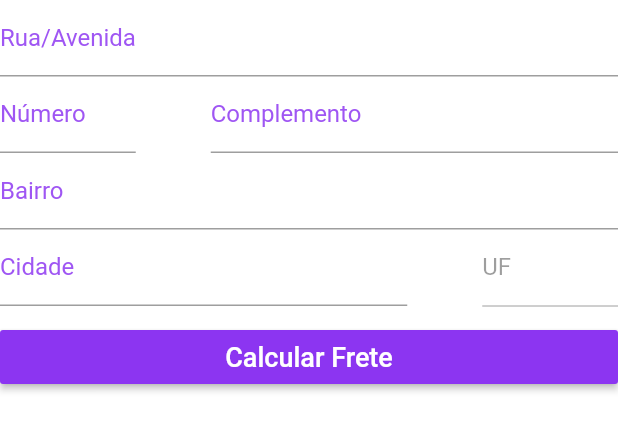
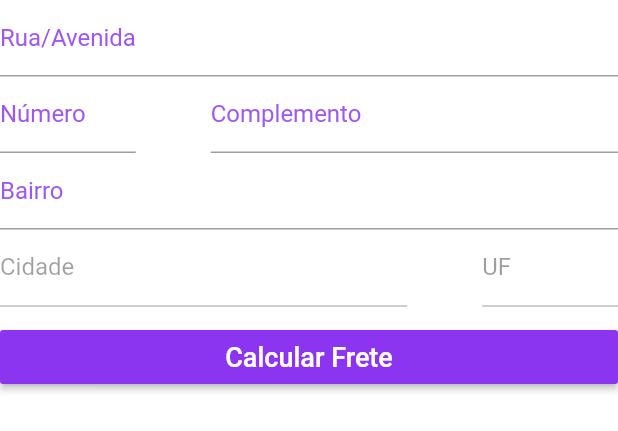
Before and after one commit to guilhermtorres/agencia_scholz, a Flutter app: the AddressInputField widget shown alone on an empty page, opened directly with empty values, on a phone screen of 412 x 824 dp. Shown: the top 431 px of the screen. Run offline on Flutter 3.47's test engine with Material 2 defaults, Android fonts, the phone set to English and light mode, and no system bars; our stand-ins replace brasil_fields, carousel_pro, cloud_firestore, dio, firebase_auth, firebase_storage and 4 more; missing offline and left inert: alphabet_list_scroll_view; accounts and stored records are empty; statements that could not run were skipped.

Commit message:
Adicionando Barra de carregamentos e erros

```diff
--- a/lib/app/src/components/address_input_field_components.dart
+++ b/lib/app/src/components/address_input_field_components.dart
@@ -17,6 +17,7 @@ class AddressInputField extends StatelessWidget {
           crossAxisAlignment: CrossAxisAlignment.stretch,
           children: <Widget>[
             TextFormField(
+              enabled: !cartManager.loading,
               initialValue: address.street,
               decoration: const InputDecoration(
                 isDense: true,
@@ -30,6 +31,7 @@ class AddressInputField extends StatelessWidget {
               children: <Widget>[
                 Expanded(
                   child: TextFormField(
+                    enabled: !cartManager.loading,
                     initialValue: address.number,
                     decoration: const InputDecoration(
                       isDense: true,
@@ -47,6 +49,7 @@ class AddressInputField extends StatelessWidget {
                 Expanded(
                   flex: 3,
                   child: TextFormField(
+                    enabled: !cartManager.loading,
                     initialValue: address.complement,
                     decoration: const InputDecoration(
                       isDense: true,
@@ -59,6 +62,7 @@ class AddressInputField extends StatelessWidget {
               ],
             ),
             TextFormField(
+              enabled: !cartManager.loading,
               initialValue: address.district,
               decoration: const InputDecoration(
                 isDense: true,
@@ -73,6 +77,7 @@ class AddressInputField extends StatelessWidget {
                 Expanded(
                   flex: 3,
                   child: TextFormField(
+                    enabled: false,
                     initialValue: address.city,
                     decoration: const InputDecoration(
                       isDense: true,
@@ -115,9 +120,15 @@ class AddressInputField extends StatelessWidget {
             const SizedBox(
               height: 10,
             ),
+            if (cartManager.loading)
+              LinearProgressIndicator(
+                valueColor: AlwaysStoppedAnimation(Colors.greenAccent[400]),
+                backgroundColor: Colors.transparent,
+              ),
             RaisedButton(
               disabledColor: Theme.of(context).accentColor.withAlpha(100),
-              onPressed: () async {
+              onPressed: !cartManager.loading
+                  ? () async {
                       if (Form.of(context).validate()) {
                         Form.of(context).save();
                         try {
@@ -126,12 +137,14 @@ class AddressInputField extends StatelessWidget {
                           Scaffold.of(context).showSnackBar(SnackBar(
                             content: Text(
                               "$e",
+                              style: const TextStyle(fontWeight: FontWeight.bold),
                             ),
                             backgroundColor: Colors.red,
                           ));
                         }
                       }
-              },
+                    }
+                  : null,
               child: const Text(
                 'Calcular Frete',
                 style: TextStyle(
```
Also changed, not shown: lib/app/src/components/cep_input_field_components.dart (+35 -10 lines), lib/app/src/models/cart_product_manager_model.dart (+15 -3 lines). Lines whose indentation alone changed are shown as unchanged.
